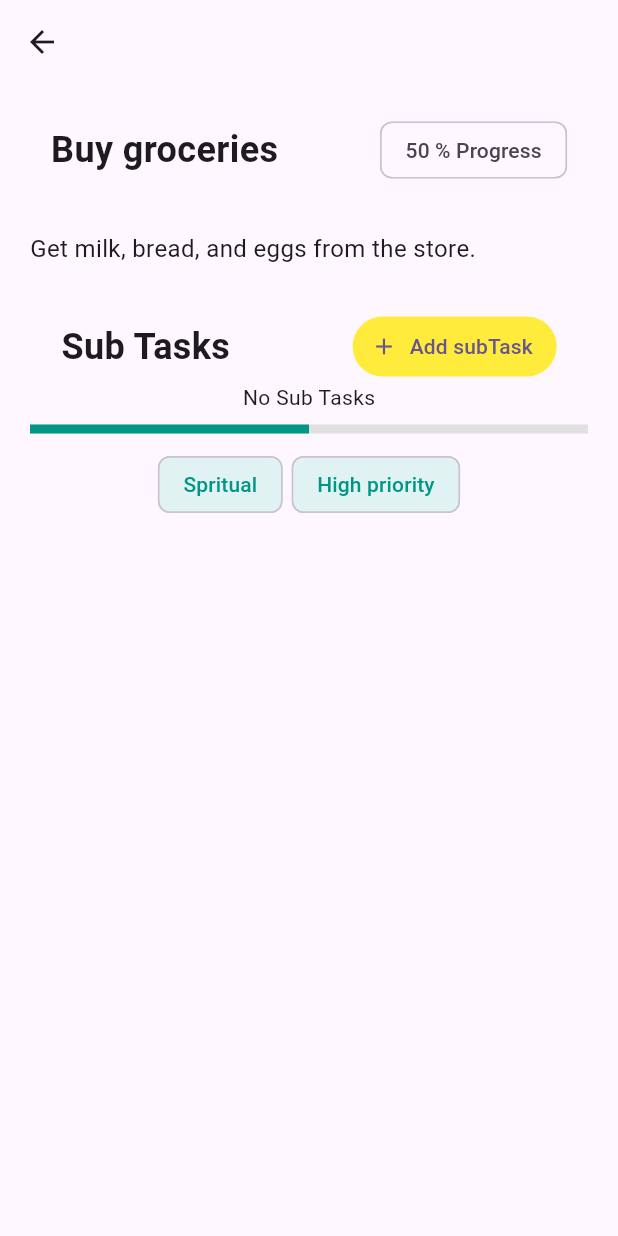
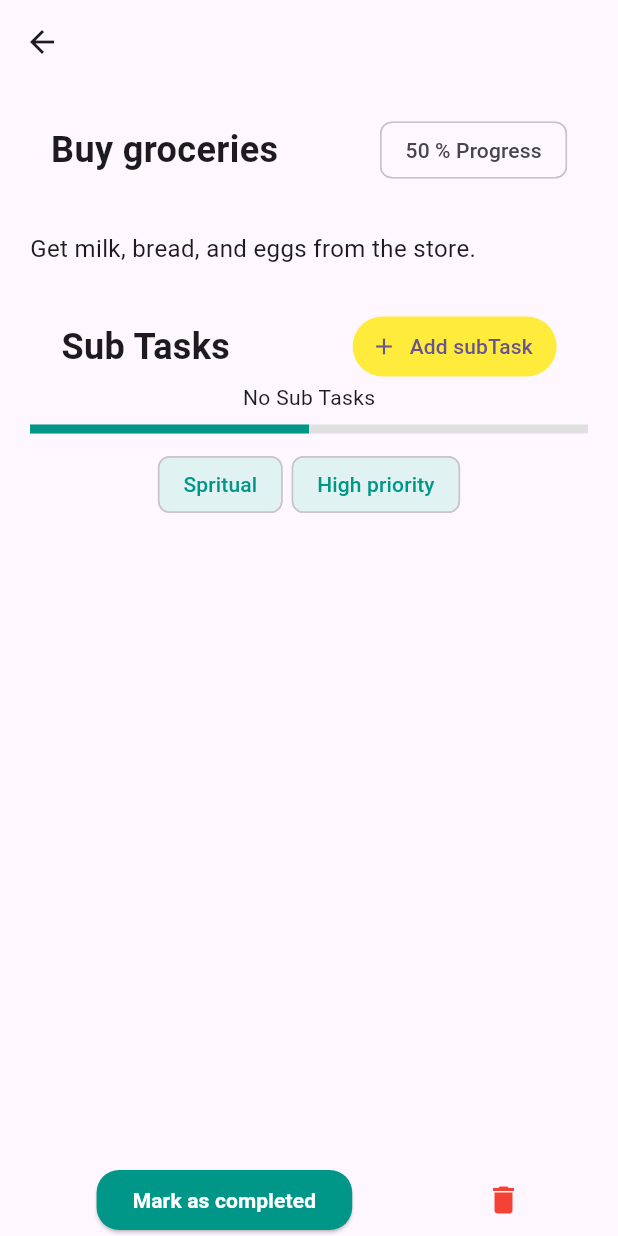
Before and after one commit to moablex/do_it, a Flutter app: the screen it shows after launch, after a tap on "Buy groceries", on a phone screen of 412 x 824 dp. Run offline on Flutter 3.47's test engine with Material 3 defaults, Android fonts, the phone set to English and light mode, and no system bars; our stand-ins replace persistent_bottom_nav_bar, table_calendar.

```diff
--- a/lib/features/todo/presentation/screens/task_detail.dart
+++ b/lib/features/todo/presentation/screens/task_detail.dart
@@ -15,7 +15,9 @@ class _TaskDetailState extends State<TaskDetail> {
   Widget build(BuildContext context) {
     return Scaffold(
       appBar: AppBar(),
-      body: Column(
+      body: Stack(
+        children: [
+          Column(
             children: [
               SizedBox(height: 20),
               Row(
@@ -29,7 +31,10 @@ class _TaskDetailState extends State<TaskDetail> {
                 ],
               ),
               Padding(
-            padding: const EdgeInsets.symmetric(horizontal: 20, vertical: 30),
+                padding: const EdgeInsets.symmetric(
+                  horizontal: 20,
+                  vertical: 30,
+                ),
                 child: Row(
                   children: [
                     Expanded(
@@ -52,7 +57,8 @@ class _TaskDetailState extends State<TaskDetail> {
                   AddSubTask(),
                 ],
               ),
-          if (widget.task.subTasks.isEmpty) Center(child: Text('No Sub Tasks')),
+              if (widget.task.subTasks.isEmpty)
+                Center(child: Text('No Sub Tasks')),
               const SizedBox(height: 8),
               Padding(
                 padding: EdgeInsets.symmetric(horizontal: 20),
@@ -79,6 +85,46 @@ class _TaskDetailState extends State<TaskDetail> {
               ),
             ],
           ),
+          Align(
+            alignment: Alignment.bottomCenter,
+            child: Padding(
+              padding: EdgeInsets.symmetric(horizontal: 20),
+              child: Row(
+                mainAxisAlignment: MainAxisAlignment.spaceAround,
+
+                children: [
+                  ElevatedButton(
+                    style: ElevatedButton.styleFrom(
+                      maximumSize: Size(
+                        MediaQuery.of(context).size.width - 50,
+                        40,
+                      ),
+                      shape: RoundedRectangleBorder(
+                        borderRadius: BorderRadius.circular(15),
+                      ),
+                      backgroundColor: Colors.teal,
+                    ),
+                    onPressed: () {},
+                    child: Text(
+                      'Mark as completed',
+                      style: TextStyle(
+                        color: Colors.white,
+                        fontWeight: FontWeight.bold,
+                      ),
+                    ),
+                  ),
+
+                  InkWell(
+                    child: Icon(Icons.delete, color: Colors.red),
+                    onTap: () {},
+                    splashColor: Colors.blue,
+                  ),
+                ],
+              ),
+            ),
+          ),
+        ],
+      ),
     );
   }
 }
--- a/pubspec.yaml
+++ b/pubspec.yaml
@@ -36,6 +36,7 @@ dependencies:
   cupertino_icons: ^1.0.8
   persistent_bottom_nav_bar: ^6.2.1
   intl: ^0.20.2
+  table_calendar: ^3.2.0
 
 dev_dependencies:
   flutter_test:
```
Also changed, not shown: lib/features/todo/presentation/screens/Add_Task.dart (+26 -36 lines), lib/features/todo/presentation/screens/Task_History.dart (+52 -2 lines), pubspec.lock. Lines whose indentation alone changed are shown as unchanged.
